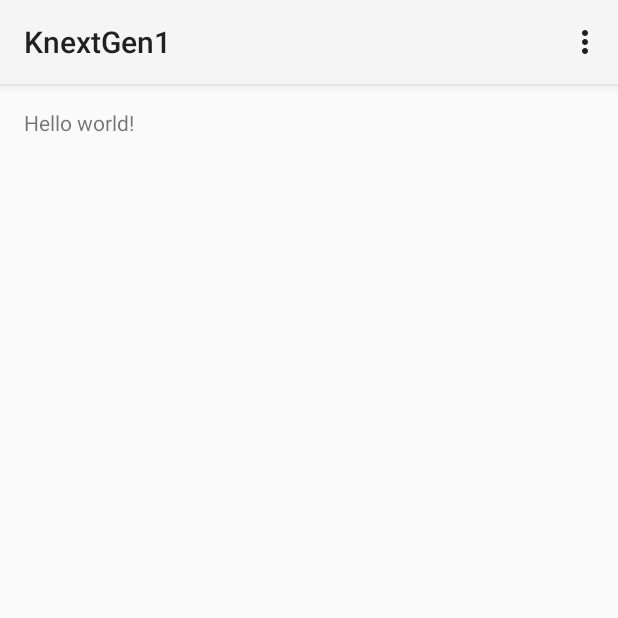
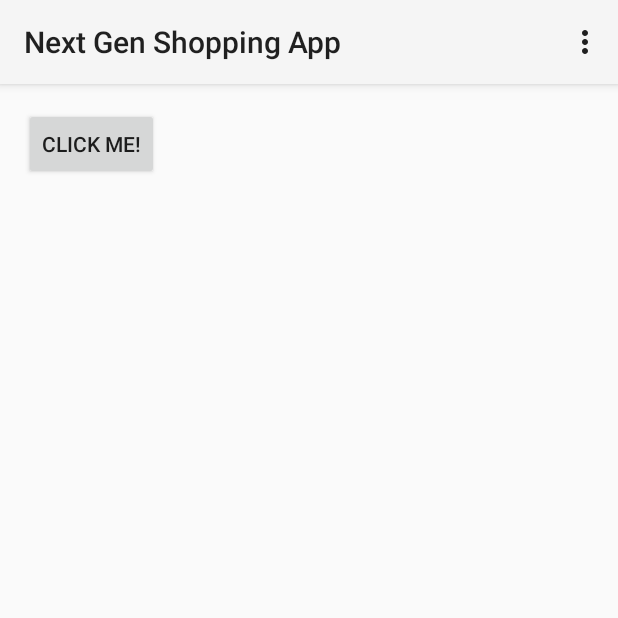
Before and after one commit to bhatia4/KnextGen1, an Android app: the screen it shows after launch (LaunchActivity), on a phone screen of 412 x 824 dp, the top half of it. Run offline under Robolectric (Android 15) with nearby library versions, the phone set to English and light mode, and no system bars; libraries missing offline, so code that uses them is left out: com.google.zxing.integration.

```diff
--- a/app/src/main/res/layout/activity_launch.xml
+++ b/app/src/main/res/layout/activity_launch.xml
@@ -1,4 +1,4 @@
-<RelativeLayout xmlns:android="http://schemas.android.com/apk/res/android"
+<LinearLayout xmlns:android="http://schemas.android.com/apk/res/android"
     xmlns:tools="http://schemas.android.com/tools"
     android:layout_width="match_parent"
     android:layout_height="match_parent"
@@ -6,11 +6,19 @@
     android:paddingRight="@dimen/activity_horizontal_margin"
     android:paddingTop="@dimen/activity_vertical_margin"
     android:paddingBottom="@dimen/activity_vertical_margin"
+    android:orientation="vertical"
     tools:context=".LaunchActivity">
 
+    <Button
+        android:text="@string/click_me"
+        android:layout_width="wrap_content"
+        android:layout_height="wrap_content"
+        android:onClick="clickMeClicked"/>
+
     <TextView
-        android:text="@string/hello_world"
+        android:id="@+id/txt_result"
+        android:text=""
         android:layout_width="wrap_content"
         android:layout_height="wrap_content" />
 
-</RelativeLayout>
+</LinearLayout>
--- a/app/src/main/res/values/strings.xml
+++ b/app/src/main/res/values/strings.xml
@@ -1,8 +1,9 @@
 <?xml version="1.0" encoding="utf-8"?>
 <resources>
 
-    <string name="app_name">KnextGen1</string>
+    <string name="app_name">Next Gen Shopping App</string>
     <string name="hello_world">Hello world!</string>
     <string name="action_settings">Settings</string>
+    <string name="click_me">Click Me!</string>
 
 </resources>
--- a/build.gradle
+++ b/build.gradle
@@ -6,7 +6,6 @@ buildscript {
     }
     dependencies {
         classpath 'com.android.tools.build:gradle:0.12.2'
-
         // NOTE: Do not place your application dependencies here; they belong
         // in the individual module build.gradle files
     }
```
Also changed, not shown: app/build.gradle (+10 -0 lines), app/src/main/java/mass/knextgen1/LaunchActivity.java (+18 -0 lines), 1 other file.
